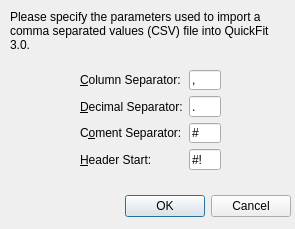
Above: plugins/table/dlg_csvparameters.ui from jkriege2/QuickFit3 before the change. Below: the same form after it.
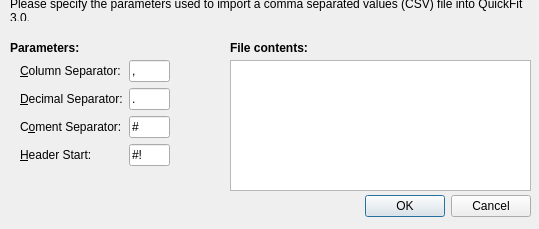
That is the form after the change.

Patch:
```diff
--- a/plugins/table/dlg_csvparameters.ui
+++ b/plugins/table/dlg_csvparameters.ui
@@ -6,7 +6,7 @@
    <rect>
     <x>0</x>
     <y>0</y>
-    <width>295</width>
+    <width>539</width>
     <height>229</height>
    </rect>
   </property>
@@ -16,7 +16,7 @@
   <widget class="QDialogButtonBox" name="buttonBox">
    <property name="geometry">
     <rect>
-     <x>80</x>
+     <x>320</x>
      <y>190</y>
      <width>211</width>
      <height>32</height>
@@ -33,9 +33,9 @@
    <property name="geometry">
     <rect>
      <x>10</x>
-     <y>10</y>
-     <width>271</width>
-     <height>41</height>
+     <y>0</y>
+     <width>521</width>
+     <height>21</height>
     </rect>
    </property>
    <property name="text">
@@ -45,26 +45,19 @@
     <bool>true</bool>
    </property>
   </widget>
-  <widget class="QWidget" name="">
+  <widget class="QWidget" name="layoutWidget">
    <property name="geometry">
     <rect>
-     <x>80</x>
-     <y>70</y>
-     <width>141</width>
-     <height>100</height>
+     <x>20</x>
+     <y>60</y>
+     <width>150</width>
+     <height>119</height>
     </rect>
    </property>
    <layout class="QFormLayout" name="formLayout">
-    <item row="0" column="0">
-     <widget class="QLabel" name="label">
-      <property name="text">
-       <string>&amp;Column Separator:</string>
-      </property>
-      <property name="buddy">
-       <cstring>edtColumn</cstring>
-      </property>
-     </widget>
-    </item>
+    <property name="fieldGrowthPolicy">
+     <enum>QFormLayout::AllNonFixedFieldsGrow</enum>
+    </property>
     <item row="0" column="1">
      <widget class="QLineEdit" name="edtColumn">
       <property name="text">
@@ -135,8 +128,77 @@
       </property>
      </widget>
     </item>
+    <item row="0" column="0">
+     <widget class="QLabel" name="label">
+      <property name="text">
+       <string>&amp;Column Separator:</string>
+      </property>
+      <property name="buddy">
+       <cstring>edtColumn</cstring>
+      </property>
+     </widget>
+    </item>
    </layout>
   </widget>
+  <widget class="QPlainTextEdit" name="txtContents">
+   <property name="geometry">
+    <rect>
+     <x>230</x>
+     <y>60</y>
+     <width>301</width>
+     <height>131</height>
+    </rect>
+   </property>
+   <property name="font">
+    <font>
+     <pointsize>7</pointsize>
+    </font>
+   </property>
+   <property name="readOnly">
+    <bool>true</bool>
+   </property>
+   <property name="backgroundVisible">
+    <bool>false</bool>
+   </property>
+  </widget>
+  <widget class="QLabel" name="label_6">
+   <property name="geometry">
+    <rect>
+     <x>10</x>
+     <y>40</y>
+     <width>91</width>
+     <height>16</height>
+    </rect>
+   </property>
+   <property name="font">
+    <font>
+     <weight>75</weight>
+     <bold>true</bold>
+    </font>
+   </property>
+   <property name="text">
+    <string>Parameters:</string>
+   </property>
+  </widget>
+  <widget class="QLabel" name="label_7">
+   <property name="geometry">
+    <rect>
+     <x>230</x>
+     <y>40</y>
+     <width>131</width>
+     <height>16</height>
+    </rect>
+   </property>
+   <property name="font">
+    <font>
+     <weight>75</weight>
+     <bold>true</bold>
+    </font>
+   </property>
+   <property name="text">
+    <string>File contents:</string>
+   </property>
+  </widget>
  </widget>
  <resources/>
  <connections>
```
Left out of the diff: 17 changed lines with no effect on the pictures.
